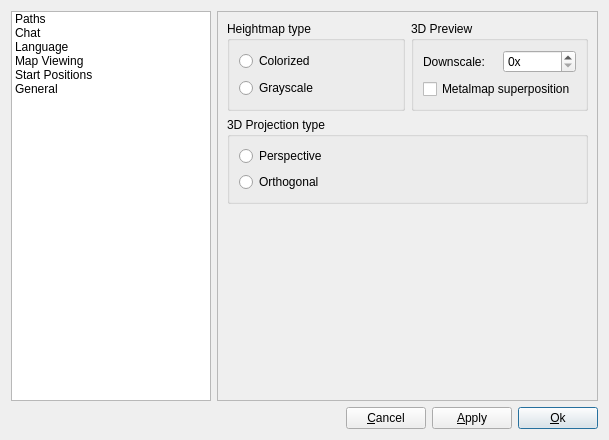
Before: the Qt Designer form ui/PreferenceWidget.ui in tizbac/qtlobby, drawn with Qt 5.
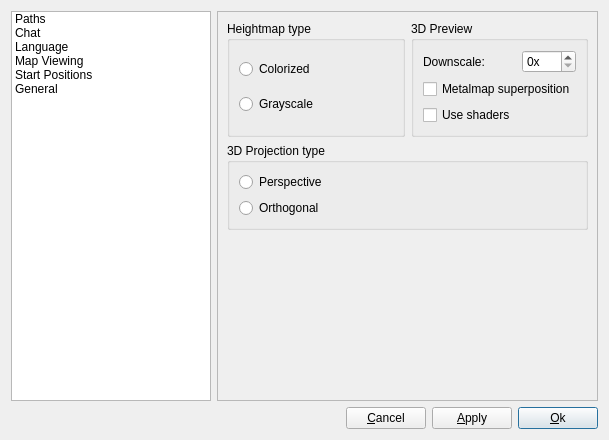
After: the same form once the commit is applied. The open tabs and pages were chosen to show the change. Icons and pictures are not drawn.

Commit message: Made shader usage optional Introduced land shader Changed downscaling. Now it stores aspect ratio(rotation is fucked up tho) Introduced water plane and low resolution heightmap which will be used for reflections/shadows

```diff
--- a/ui/PreferenceWidget.ui
+++ b/ui/PreferenceWidget.ui
@@ -300,6 +300,13 @@
             </property>
            </widget>
           </item>
+          <item row="2" column="0">
+           <widget class="QCheckBox" name="useShadersCheckBox">
+            <property name="text">
+             <string>Use shaders</string>
+            </property>
+           </widget>
+          </item>
          </layout>
         </widget>
        </item>
```
Left out of the diff: 2 changed lines with no effect on the pictures. The commit also changes 8 other files.
